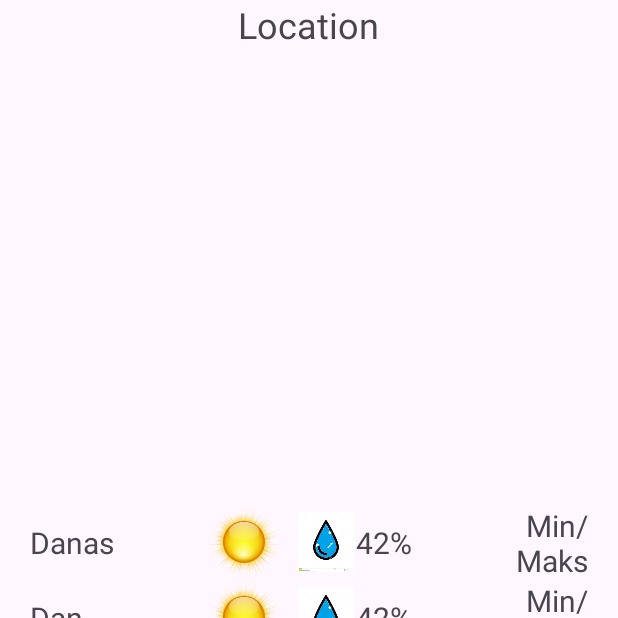
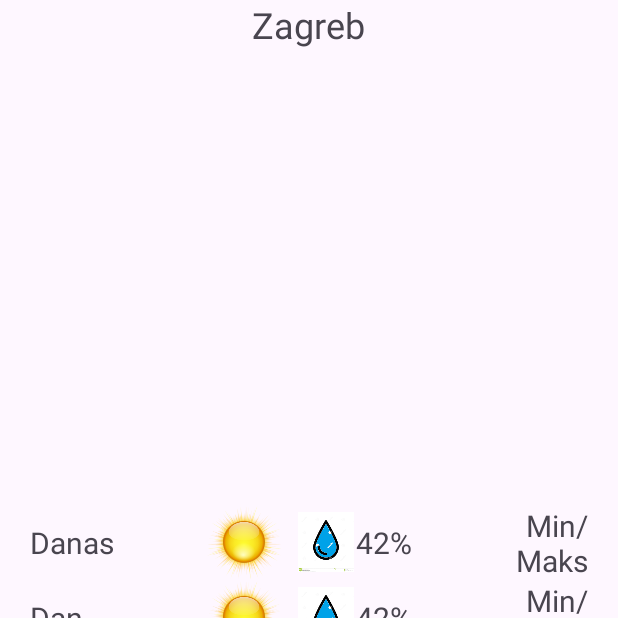
Before and after one commit to Deno234/ProjektPraksa, an Android app: the screen it shows after launch (MainActivity), on a phone screen of 412 x 824 dp, the top half of it. Run offline under Robolectric (Android 15) with nearby library versions, the light colour scheme and no system bars; our stand-ins replace data binding; 2 statements that could not run were skipped.

Commit message:
Sada aplikacija pamti i zadnje odabran grad

```diff
--- a/Projekt/app/src/main/java/com/example/aplikacijazaprognozuvremena/SharedViewModel.kt
+++ b/Projekt/app/src/main/java/com/example/aplikacijazaprognozuvremena/SharedViewModel.kt
@@ -1,8 +1,21 @@
 package com.example.aplikacijazaprognozuvremena
 
+import android.app.Application
+import android.content.Context
+import android.preference.PreferenceManager
+import androidx.lifecycle.AndroidViewModel
 import androidx.lifecycle.MutableLiveData
 import androidx.lifecycle.ViewModel
 
-class SharedViewModel : ViewModel() {
-    val selectedCity = MutableLiveData<City>()
+class SharedViewModel(application: Application) : AndroidViewModel(application) {
+    private val sharedPreferences = application.getSharedPreferences("my_preferences", Context.MODE_PRIVATE)
+    private val selectedCityKey = "selected_city"
+    val selectedCity = MutableLiveData<City>(
+        City(sharedPreferences.getString(selectedCityKey, "Zagreb")!!, "hr")
+    )
+
+    fun setSelectedCity(city: City) {
+        selectedCity.value = city
+        sharedPreferences.edit().putString(selectedCityKey, city.name).apply()
+    }
 }
--- a/Projekt/app/src/main/java/com/example/aplikacijazaprognozuvremena/homeview/HomeFragment.kt
+++ b/Projekt/app/src/main/java/com/example/aplikacijazaprognozuvremena/homeview/HomeFragment.kt
@@ -47,19 +47,12 @@ class HomeFragment() : Fragment(), SearchFragment.onCitySelectedListener {
 
         val locationTextView: TextView = view.findViewById(R.id.address)
         locationTextView.setOnClickListener {
-            /*val searchFragment = SearchFragment(findNavController())
-            parentFragmentManager.beginTransaction().replace(R.id.fragmentContainer, searchFragment).addToBackStack(null).commit()*/
             findNavController().navigate(R.id.action_homeFragment_to_searchFragment)
         }
 
-        val navController = findNavController()
-        val currentBackStackEntry = navController.currentBackStackEntry
-        //val viewModel = ViewModelProvider(requireActivity()).get(SharedViewModel::class.java)
-        //val viewModel2 = ViewModelProvider(requireActivity()).get(HomeFragmentModel::class.java)
-        //viewModel.selectedCity.observe(viewLifecycleOwner)
-        currentBackStackEntry?.savedStateHandle?.getLiveData<City>("selectedCity")?.observe(viewLifecycleOwner)
+        val sharedViewModel = ViewModelProvider(requireActivity()).get(SharedViewModel::class.java)
+        sharedViewModel.selectedCity.observe(viewLifecycleOwner)
             { city ->
-            // Update information on home screen based on selected city
                 val cityNameTextView: TextView = view.findViewById(R.id.address)
                 cityNameTextView.text = city.name
 
@@ -69,7 +62,4 @@ class HomeFragment() : Fragment(), SearchFragment.onCitySelectedListener {
     }
 
 
-
-
-
 }
--- a/Projekt/app/src/main/java/com/example/aplikacijazaprognozuvremena/homeview/HomeFragmentModel.kt
+++ b/Projekt/app/src/main/java/com/example/aplikacijazaprognozuvremena/homeview/HomeFragmentModel.kt
@@ -15,8 +15,6 @@ import java.util.*
 enum class WeatherApiStatus { LOADING, ERROR, DONE }
 
 class HomeFragmentModel : ViewModel() {
-
-
 
     private val _status = MutableLiveData<WeatherApiStatus>()
     private val _weatherData = MutableLiveData<WeatherData?>()
@@ -85,7 +83,6 @@ class HomeFragmentModel : ViewModel() {
             _formattedHumidity.value = "${data.main.humidity}%"
             _formattedPressure.value = "${data.main.pressure} hPa"
             _formattedWindSpeed.value = "${data.wind.speed} m/s"
-            //_currentTemperature.value = kelvinToCelsius(data.main.temp).toString()
             _currentTemperature.value = round(kelvinToCelsius(data.main.temp)).toInt().toString() + " °C"
             _todayMaxTemp.value = kelvinToCelsius(data.main.temp_max).toString()
             _todayMinTemp.value = kelvinToCelsius(data.main.temp_min).toString()
```
Also changed, not shown: Projekt/app/src/main/java/com/example/aplikacijazaprognozuvremena/SearchAdapter.kt (+3 -11 lines), Projekt/app/src/main/java/com/example/aplikacijazaprognozuvremena/SearchFragment.kt (+0 -8 lines). Lines whose indentation alone changed are shown as unchanged.
